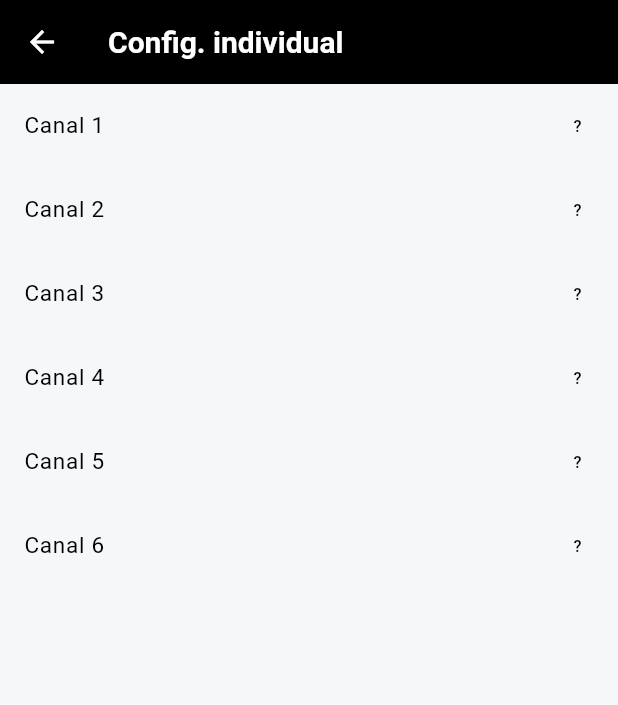
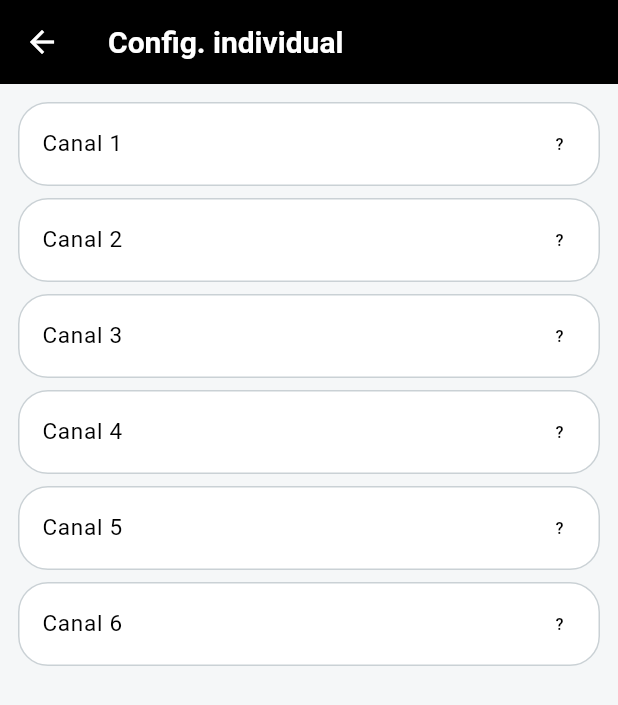
Before and after one commit to JALES-SIMONAL/meu_primeiro_app, a Flutter app: the ConfigCanaisPage screen opened directly, after a tap on "Configurar individualmente", on a phone screen of 412 x 824 dp. Shown: the top 705 px of the screen. Run offline on Flutter 3.47's test engine with Material 3 defaults, Android fonts, the phone set to English and light mode, and no system bars; our stand-ins replace flutter_blue_plus, flutter_riverpod, permission_handler.

Commit message:
Reorganiza navegacao em Configuracoes e melhora contraste da UI
Move Logs, Sobre e as configuracoes do equipamento para dentro da aba
Configuracoes (reduz o menu inferior de 7 para 5 abas). Adiciona borda
visivel em todos os itens de lista clicaveis via novo widget
BorderedListTile e via CardTheme global, e estiliza a tabela de dados
do arquivo com linhas horizontais e fundo alternado (branco/cinza).

Co-Authored-By: Claude Sonnet 5 <noreply@anthropic.com>

```diff
--- a/lib/core/theme/app_theme.dart
+++ b/lib/core/theme/app_theme.dart
@@ -53,6 +53,7 @@ class AppTheme {
         surfaceTintColor: white,
         shape: RoundedRectangleBorder(
           borderRadius: BorderRadius.all(Radius.circular(20)),
+          side: BorderSide(color: Color(0xFFCAD1D5)),
         ),
       ),
       navigationRailTheme: const NavigationRailThemeData(
--- a/lib/features/equipment/analise/analise_eventos_page.dart
+++ b/lib/features/equipment/analise/analise_eventos_page.dart
@@ -3,6 +3,7 @@ import 'package:flutter_riverpod/flutter_riverpod.dart';
 
 import '../../../models/analysis_event.dart';
 import '../../../providers/app_controller.dart';
+import '../../../widgets/bordered_list_tile.dart';
 import 'analise_distancia_page.dart';
 
 /// Equivalente a maquina_estados::Tela::AnaliseEventos: toque no primeiro
@@ -27,11 +28,12 @@ class _AnaliseEventosPageState extends ConsumerState<AnaliseEventosPage> {
       body: eventos.isEmpty
           ? const Center(child: Text('Repeticao sem eventos.'))
           : ListView.builder(
+              padding: const EdgeInsets.all(12),
               itemCount: eventos.length,
               itemBuilder: (context, index) {
                 final evento = eventos[index];
                 final marcado = identical(evento, _inicio);
-                return ListTile(
+                return BorderedListTile(
                   selected: marcado,
                   leading: Text('E$index'),
                   title: Text('Canal ${evento.channel} ${evento.state}'),
--- a/lib/features/equipment/configuracoes/config_canais_individual_page.dart
+++ b/lib/features/equipment/configuracoes/config_canais_individual_page.dart
@@ -3,6 +3,7 @@ import 'package:flutter_riverpod/flutter_riverpod.dart';
 
 import '../../../models/channel_edge_mode.dart';
 import '../../../providers/app_controller.dart';
+import '../../../widgets/bordered_list_tile.dart';
 
 /// Equivalente a maquina_estados::Tela::ConfigCanaisIndividualLista.
 class ConfigCanaisIndividualPage extends ConsumerStatefulWidget {
@@ -32,9 +33,10 @@ class _ConfigCanaisIndividualPageState
     return Scaffold(
       appBar: AppBar(title: const Text('Config. individual')),
       body: ListView(
+        padding: const EdgeInsets.all(12),
         children: [
           for (var canal = 1; canal <= channelCount; canal++)
-            ListTile(
+            BorderedListTile(
               title: Text('Canal $canal'),
               trailing: Text(configs[canal]?.label ?? '?'),
               onTap: () => Navigator.of(context).push(
@@ -63,10 +65,12 @@ class _EditarCanalPage extends ConsumerWidget {
     return Scaffold(
       appBar: AppBar(title: Text('Config. canal $canal')),
       body: ListView(
+        padding: const EdgeInsets.all(12),
         children: [
           for (final modo in ChannelEdgeMode.values)
-            ListTile(
+            BorderedListTile(
               title: Text(modo.label),
+              trailing: null,
               onTap: () async {
                 final confirmar = await showDialog<bool>(
                   context: context,
--- a/lib/features/equipment/configuracoes/config_canais_page.dart
+++ b/lib/features/equipment/configuracoes/config_canais_page.dart
@@ -2,6 +2,7 @@ import 'package:flutter/material.dart';
 import 'package:flutter_riverpod/flutter_riverpod.dart';
 
 import '../../../providers/app_controller.dart';
+import '../../../widgets/bordered_list_tile.dart';
 import 'config_canais_individual_page.dart';
 import 'config_canais_todos_page.dart';
 import 'config_canais_visualizar_page.dart';
@@ -17,15 +18,16 @@ class ConfigCanaisPage extends ConsumerWidget {
     return Scaffold(
       appBar: AppBar(title: const Text('Config. canais/sensores')),
       body: ListView(
+        padding: const EdgeInsets.all(12),
         children: [
-          ListTile(
+          BorderedListTile(
             title: const Text('Configurar todos os canais'),
             trailing: const Icon(Icons.chevron_right),
             onTap: () => Navigator.of(context).push(
               MaterialPageRoute(builder: (_) => const ConfigCanaisTodosPage()),
             ),
           ),
-          ListTile(
+          BorderedListTile(
             title: const Text('Configurar individualmente'),
             trailing: const Icon(Icons.chevron_right),
             onTap: () => Navigator.of(context).push(
@@ -34,7 +36,7 @@ class ConfigCanaisPage extends ConsumerWidget {
               ),
             ),
           ),
-          ListTile(
+          BorderedListTile(
             title: const Text('Visualizar configuracao'),
             trailing: const Icon(Icons.chevron_right),
             onTap: () => Navigator.of(context).push(
@@ -43,7 +45,7 @@ class ConfigCanaisPage extends ConsumerWidget {
               ),
             ),
           ),
-          ListTile(
+          BorderedListTile(
             title: const Text('Restaurar config. padrao'),
             trailing: const Icon(Icons.restore),
             onTap: () async {
--- a/lib/features/equipment/configuracoes/config_canais_todos_page.dart
+++ b/lib/features/equipment/configuracoes/config_canais_todos_page.dart
@@ -3,6 +3,7 @@ import 'package:flutter_riverpod/flutter_riverpod.dart';
 
 import '../../../models/channel_edge_mode.dart';
 import '../../../providers/app_controller.dart';
+import '../../../widgets/bordered_list_tile.dart';
 
 /// Equivalente a maquina_estados::Tela::ConfigCanaisTodos +
 /// ConfigCanaisTodosConfirmar.
@@ -16,10 +17,12 @@ class ConfigCanaisTodosPage extends ConsumerWidget {
     return Scaffold(
       appBar: AppBar(title: const Text('Configurar todos')),
       body: ListView(
+        padding: const EdgeInsets.all(12),
         children: [
           for (final modo in ChannelEdgeMode.values)
-            ListTile(
+            BorderedListTile(
               title: Text(modo.label),
+              trailing: null,
               onTap: () async {
                 final confirmar = await showDialog<bool>(
                   context: context,
--- a/lib/features/equipment/experimentos/gerenciamento_arquivos_page.dart
+++ b/lib/features/equipment/experimentos/gerenciamento_arquivos_page.dart
@@ -3,6 +3,7 @@ import 'package:flutter_riverpod/flutter_riverpod.dart';
 
 import '../../../models/device_file.dart';
 import '../../../providers/app_controller.dart';
+import '../../../widgets/bordered_list_tile.dart';
 import 'arquivo_detalhe_page.dart';
 
 /// Equivalente a maquina_estados::Tela::GerenciamentoArquivos, alimentada
@@ -64,13 +65,13 @@ class DeviceFileListView extends ConsumerWidget {
     }
 
     return ListView(
+      padding: const EdgeInsets.all(12),
       children: [
         for (final arquivo in arquivos)
-          ListTile(
+          BorderedListTile(
             leading: const Icon(Icons.insert_drive_file_outlined),
             title: Text(arquivo.name),
             subtitle: Text('${arquivo.sizeBytes} bytes'),
-            trailing: const Icon(Icons.chevron_right),
             onTap: () => onTap(arquivo),
           ),
       ],
--- a/lib/features/shell/app_shell.dart
+++ b/lib/features/shell/app_shell.dart
@@ -2,12 +2,10 @@ import 'package:flutter/material.dart';
 import 'package:flutter_riverpod/flutter_riverpod.dart';
 
 import '../../providers/app_controller.dart';
-import '../about/about_page.dart';
 import '../bluetooth/bluetooth_page.dart';
 import '../collection/collection_page.dart';
 import '../devices/devices_page.dart';
 import '../equipment/equipment_menu_page.dart';
-import '../logs/logs_page.dart';
 import '../settings/settings_page.dart';
 
 class AppShell extends ConsumerStatefulWidget {
@@ -25,9 +23,7 @@ class _AppShellState extends ConsumerState<AppShell> {
     _ShellTab(title: 'Bluetooth', icon: Icons.bluetooth_rounded),
     _ShellTab(title: 'Equipamento', icon: Icons.tune_rounded),
     _ShellTab(title: 'Coleta', icon: Icons.storage_rounded),
-    _ShellTab(title: 'Logs', icon: Icons.list_alt_rounded),
     _ShellTab(title: 'Configuracoes', icon: Icons.settings_rounded),
-    _ShellTab(title: 'Sobre', icon: Icons.info_rounded),
   ];
 
   @override
@@ -40,9 +36,7 @@ class _AppShellState extends ConsumerState<AppShell> {
       const BluetoothPage(),
       const EquipmentMenuPage(),
       const CollectionPage(),
-      const LogsPage(),
       const SettingsPage(),
-      const AboutPage(),
     ];
 
     return Scaffold(
--- /dev/null
+++ b/lib/widgets/bordered_list_tile.dart
@@ -0,0 +1,40 @@
+import 'package:flutter/material.dart';
+
+/// ListTile clicavel com os limites (borda) claramente demarcados,
+/// para uso em qualquer lista de opcoes/botoes de navegacao.
+class BorderedListTile extends StatelessWidget {
+  const BorderedListTile({
+    super.key,
+    this.leading,
+    required this.title,
+    this.subtitle,
+    this.trailing = const Icon(Icons.chevron_right),
+    this.onTap,
+    this.enabled = true,
+    this.selected = false,
+  });
+
+  final Widget? leading;
+  final Widget title;
+  final Widget? subtitle;
+  final Widget? trailing;
+  final VoidCallback? onTap;
+  final bool enabled;
+  final bool selected;
+
+  @override
+  Widget build(BuildContext context) {
+    return Card(
+      margin: const EdgeInsets.only(bottom: 8),
+      child: ListTile(
+        leading: leading,
+        title: title,
+        subtitle: subtitle,
+        trailing: trailing,
+        onTap: onTap,
+        enabled: enabled,
+        selected: selected,
+      ),
+    );
+  }
+}
```
Also changed, not shown: lib/features/equipment/configuracoes/configuracoes_page.dart (+8 -12 lines), lib/features/equipment/equipment_menu_page.dart (+0 -11 lines), lib/features/equipment/experimentos/arquivo_dados_page.dart (+25 -5 lines), lib/features/equipment/experimentos/arquivo_detalhe_page.dart (+5 -4 lines), lib/features/equipment/experimentos/conexao_app_page.dart (+6 -3 lines), lib/features/equipment/experimentos/experimentos_page.dart (+6 -4 lines), lib/features/settings/settings_page.dart (+44 -0 lines).
